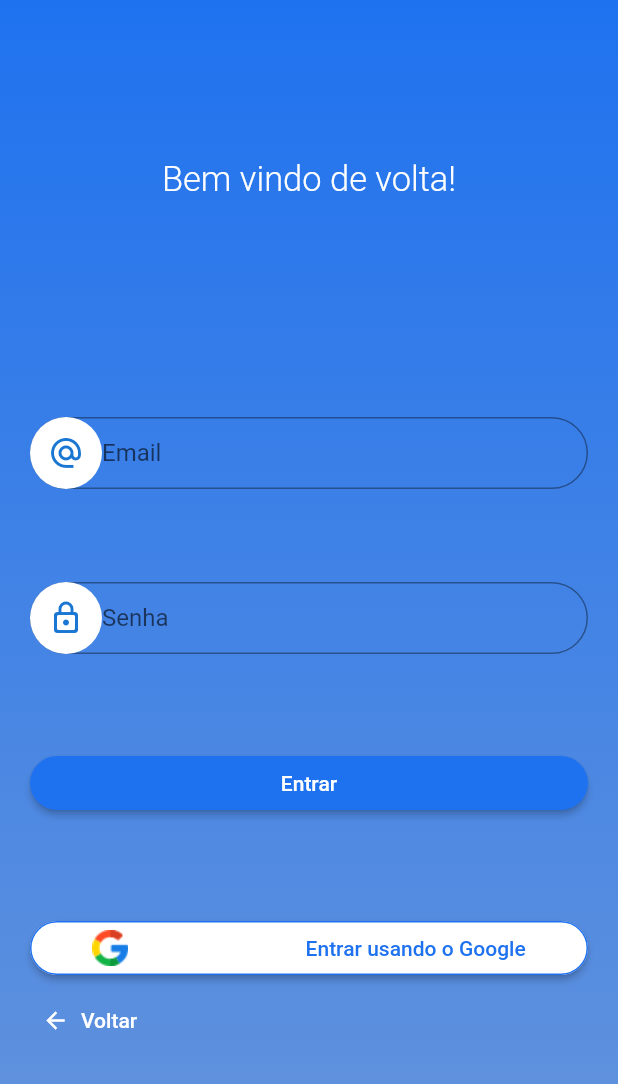
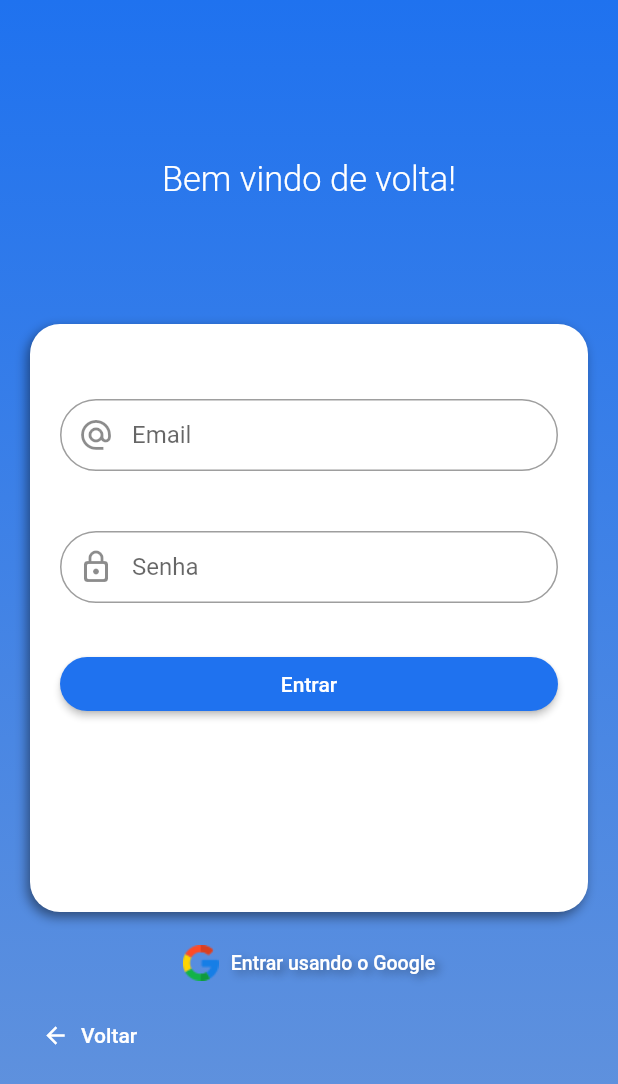
Before and after one commit to eududalim/shatrip_app, a Flutter app: the screen it shows after launch, after a tap on "Entrar", on a phone screen of 412 x 824 dp. Shown: the top 1084 px of the screen. Run offline on Flutter 3.47's test engine with Material 2 defaults, Android fonts, the phone set to English and light mode, and no system bars; our stand-ins replace get; Roboto replaces fonts that are missing (Poppins).

Commit message:
Alterações na pagina de login e criação da home page

```diff
--- a/lib/app/core/routes/app_pages.dart
+++ b/lib/app/core/routes/app_pages.dart
@@ -1,5 +1,6 @@
 import 'package:get/get.dart';
 import 'package:shatrip/app/core/routes/app_routes.dart';
+import 'package:shatrip/app/home/ui/pages/home_page.dart';
 import 'package:shatrip/app/login/ui/pages/first_page.dart';
 import 'package:shatrip/app/login/ui/pages/login_page.dart';
 import 'package:shatrip/app/login/ui/pages/sign_up_page.dart';
@@ -9,6 +10,6 @@ abstract class AppPages {
     GetPage(name: Routes.INITIAL, page: () => FirstPage()),
     GetPage(name: Routes.LOGIN, page: () => LoginPage()),
     GetPage(name: Routes.SIGNUP, page: () => SignUpPage()),
-    GetPage(name: Routes.HOME, page: () => null),
+    GetPage(name: Routes.HOME, page: () => HomePage()),
   ];
 }
--- a/lib/app/home/ui/pages/home_page.dart
+++ b/lib/app/home/ui/pages/home_page.dart
@@ -1,10 +1,26 @@
+import 'dart:math';
+
 import 'package:flutter/material.dart';
+import '../elements/home_background.dart';
 
 class HomePage extends StatelessWidget {
   const HomePage({Key key}) : super(key: key);
 
   @override
   Widget build(BuildContext context) {
-    return Container();
+    return Scaffold(
+      body: Stack(
+        children: [
+          HomeBackground(),
+          Column(
+            children: [
+              SizedBox(height: 70),
+              ListView(
+                  children: [Container(height: 50, color: Colors.green[200])])
+            ],
+          )
+        ],
+      ),
+    );
   }
 }
--- a/lib/app/login/ui/elements/buttons_alternatives_login.dart
+++ b/lib/app/login/ui/elements/buttons_alternatives_login.dart
@@ -6,22 +6,13 @@ class ButtonsAlternativesLogin extends StatelessWidget {
 
   @override
   Widget build(BuildContext context) {
-    return ElevatedButton(
-        onPressed: () {},
-        child: Row(
-          mainAxisAlignment: MainAxisAlignment.spaceAround,
-          children: [
-            Image.asset('assets/images/google.png'),
-            SizedBox(width: 16),
-            Text('Entrar usando o Google')
-          ],
-        ),
-        style: LoginTheme.buttonStyle1(context).copyWith(
-          side: MaterialStateProperty.all<BorderSide>(
-            BorderSide(
-              color: Theme.of(context).primaryColor,
-            ),
-          ),
-        ));
+    return TextButton.icon(
+      onPressed: () {},
+      icon: Image.asset('assets/images/google.png'),
+      label: Text(
+        'Entrar usando o Google',
+        style: LoginTheme.loginTextBody1,
+      ),
+    );
   }
 }
--- a/lib/app/login/ui/elements/custom_form_field.dart
+++ b/lib/app/login/ui/elements/custom_form_field.dart
@@ -36,7 +36,7 @@ class CustomFormField extends StatelessWidget {
         focusColor: Colors.white,
         labelText: labelText,
         labelStyle: TextStyle(letterSpacing: 0),
-        prefixIcon: CircleAvatar(backgroundColor: Colors.white, child: icon),
+        prefixIcon: icon,
         enabled: enable,
         contentPadding: EdgeInsets.all(10.0),
         hintText: hintText,
--- a/lib/app/login/ui/pages/login_page.dart
+++ b/lib/app/login/ui/pages/login_page.dart
@@ -1,5 +1,7 @@
 import 'package:flutter/material.dart';
 import 'package:get/get.dart';
+import 'package:shatrip/app/core/routes/app_routes.dart';
+import 'package:shatrip/app/home/ui/pages/home_page.dart';
 import 'package:shatrip/app/login/ui/elements/buttons_alternatives_login.dart';
 import 'package:shatrip/app/login/ui/elements/custom_form_field.dart';
 import 'package:shatrip/app/login/ui/theme/login_theme.dart';
@@ -38,26 +40,42 @@ class LoginPage extends StatelessWidget {
                     )),
                 Expanded(
                   flex: 2,
+                  child: Container(
+                    padding: EdgeInsets.all(20),
+                    decoration: BoxDecoration(
+                        borderRadius: BorderRadius.circular(20),
+                        boxShadow: [
+                          BoxShadow(
+                              blurRadius: 6,
+                              offset: Offset(-2, 3),
+                              color: Colors.black45)
+                        ],
+                        color: Colors.white),
                     child: Column(
-                    mainAxisAlignment: MainAxisAlignment.spaceEvenly,
+                      //  mainAxisAlignment: MainAxisAlignment.spaceEvenly,
                       children: [
+                        SizedBox(height: 30),
                         CustomFormField(
                           labelText: 'Email',
                           hintText: 'email@exemplo.com',
                           onTap: () {},
                           icon: Icon(Icons.alternate_email_outlined),
                         ),
+                        SizedBox(height: 40),
                         CustomFormField(
                             labelText: 'Senha',
                             hintText: '******',
                             icon: Icon(Icons.lock_outline_rounded),
                             obscureText: true,
                             onTap: () {}),
+                        SizedBox(height: 30),
                         Container(
                           width: double.maxFinite,
                           // height: 55,
                           child: ElevatedButton(
-                          onPressed: () {},
+                            onPressed: () {
+                              Get.toNamed(Routes.HOME);
+                            },
                             child: Text('Entrar'),
                             style: LoginTheme.buttonStyle2(context),
                           ),
@@ -65,11 +83,13 @@ class LoginPage extends StatelessWidget {
                       ],
                     ),
                   ),
+                ),
                 Expanded(
                     flex: 1,
                     child: Container(
                       child: Column(
                         children: [
+                          SizedBox(height: 10),
                           ButtonsAlternativesLogin(),
                           Row(
                             children: [
```
Lines whose indentation alone changed are shown as unchanged.
